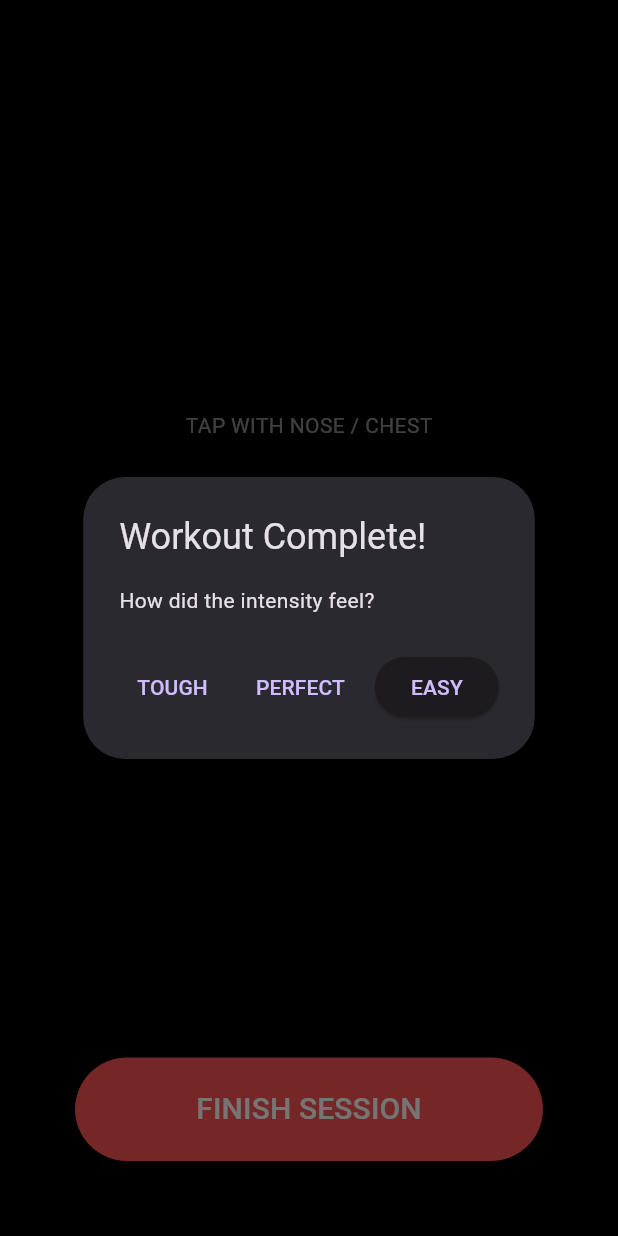
After one commit to simonro0/apex_push, a Flutter app: the WorkoutScreen screen opened directly, after a tap on "FINISH SESSION", on a phone screen of 412 x 824 dp. The commit adds this screen. Run offline on Flutter 3.47's test engine with Material 3 defaults, Android fonts, the phone set to English and light mode, and no system bars; our stand-ins replace csv, file_picker, sensors_plus, share_plus, shared_preferences, sqflite; missing offline and left inert: proximity_sensor; accounts and stored records are empty.

Commit message:
first state with logic and no more errors

```diff
--- /dev/null
+++ b/lib/data/database_helper.dart
@@ -0,0 +1,72 @@
+// data/database_helper.dart
+import 'package:path/path.dart';
+import 'package:sqflite/sqflite.dart';
+
+import '../models/workout.dart';
+
+class DatabaseHelper {
+  // Singleton pattern
+  static final DatabaseHelper instance = DatabaseHelper._init();
+  static Database? _database;
+
+  DatabaseHelper._init();
+
+  Future<Database> get database async {
+    if (_database != null) return _database!;
+    _database = await _initDB('workouts.db');
+    return _database!;
+  }
+
+  Future<Database> _initDB(String filePath) async {
+    final dbPath = await getDatabasesPath();
+    final path = join(dbPath, filePath);
+
+    return await openDatabase(path, version: 1, onCreate: _createDB);
+  }
+
+  Future _createDB(Database db, int version) async {
+    // We use INTEGER for booleans (0 = false, 1 = true)
+    await db.execute('''
+      CREATE TABLE workouts (
+        id INTEGER PRIMARY KEY AUTOINCREMENT,
+        date TEXT NOT NULL,
+        count INTEGER NOT NULL,
+        duration INTEGER NOT NULL,
+        rpm REAL NOT NULL,
+        isImported INTEGER NOT NULL,
+        isVerified INTEGER NOT NULL
+      )
+    ''');
+  }
+
+  // Insert a single workout
+  Future<int> createWorkout(Workout workout) async {
+    final db = await instance.database;
+    return await db.insert('workouts', workout.toMap());
+  }
+
+  // Fetch all workouts sorted by date descending
+  Future<List<Workout>> readAllWorkouts() async {
+    final db = await instance.database;
+    final result = await db.query('workouts', orderBy: 'date DESC');
+
+    return result
+        .map(
+          (json) => Workout(
+            id: json['id'] as int,
+            date: DateTime.parse(json['date'] as String),
+            count: json['count'] as int,
+            durationSeconds: json['duration'] as int,
+            avgRpm: json['rpm'] as double,
+            isImported: json['isImported'] == 1,
+            isVerified: json['isVerified'] == 1,
+          ),
+        )
+        .toList();
+  }
+
+  Future<void> close() async {
+    final db = await instance.database;
+    db.close();
+  }
+}
--- a/lib/logic/workout_provider.dart
+++ b/lib/logic/workout_provider.dart
@@ -8,7 +8,7 @@ import '../models/workout.dart';
 
 class WorkoutProvider with ChangeNotifier {
   final SensorService _sensors = SensorService();
-  final List<Workout> _history = [];
+  List<Workout> _history = [];
   final TrainingPlan _currentPlan = TrainingPlan(dailyTarget: 20);
 
   int _currentSessionCount = 0;
@@ -53,7 +53,6 @@ class WorkoutProvider with ChangeNotifier {
     if (_startTime == null) return;
 
     final duration = DateTime.now().difference(_startTime!).inSeconds;
-    // Prevent division by zero if session is 0 seconds
     double rpm = duration > 0 ? (_currentSessionCount / (duration / 60)) : 0;
 
     final newWorkout = Workout(
@@ -62,10 +61,14 @@ class WorkoutProvider with ChangeNotifier {
       durationSeconds: duration,
       avgRpm: rpm,
       isVerified: _lastRepVerified,
+      isImported: false,
     );
 
-    _history.insert(0, newWorkout);
-    notifyListeners();
+    // Persist to SQLite
+    await DatabaseHelper.instance.createWorkout(newWorkout);
+
+    // Refresh local list
+    await loadHistoryFromDb();
   }
 
   // Persists the new target to local storage so it survives app restarts
@@ -101,4 +104,10 @@ class WorkoutProvider with ChangeNotifier {
     _currentPlan.dailyTarget = prefs.getInt('daily_target') ?? 20;
     notifyListeners();
   }
+
+  // This is called when the app starts and after imports
+  Future<void> loadHistoryFromDb() async {
+    _history = await DatabaseHelper.instance.readAllWorkouts();
+    notifyListeners();
+  }
 }
--- /dev/null
+++ b/lib/models/workout.dart
@@ -0,0 +1,50 @@
+// models/workout.dart
+class Workout {
+  final int? id;
+  final DateTime date;
+  final int count;
+  final int durationSeconds;
+  final double avgRpm;
+  final bool isImported;
+  final bool isVerified; // Result of anti-cheat check
+
+  Workout({
+    this.id,
+    required this.date,
+    required this.count,
+    required this.durationSeconds,
+    required this.avgRpm,
+    this.isImported = false,
+    this.isVerified = true,
+  });
+
+  // Convert for Database
+  Map<String, dynamic> toMap() => {
+    'id': id,
+    'date': date.toIso8601String(),
+    'count': count,
+    'duration': durationSeconds,
+    'rpm': avgRpm,
+    'isImported': isImported ? 1 : 0,
+    'isVerified': isVerified ? 1 : 0,
+  };
+
+  // Create from CSV Row
+  factory Workout.fromCsv(List<dynamic> row) {
+    return Workout(
+      date: DateTime.parse(row[0]),
+      count: row[1],
+      durationSeconds: row[2],
+      avgRpm: row[3].toDouble(),
+      isImported: true, // If it's coming from CSV, we mark it
+    );
+  }
+}
+
+// models/training_plan.dart
+class TrainingPlan {
+  int dailyTarget;
+  double difficultyMultiplier; // e.g., 1.0, 1.1, 0.9
+
+  TrainingPlan({required this.dailyTarget, this.difficultyMultiplier = 1.0});
+}
--- a/lib/ui/dashboard_screen.dart
+++ b/lib/ui/dashboard_screen.dart
@@ -6,13 +6,33 @@ import '../../logic/workout_provider.dart';
 import 'widgets/workout_stat_card.dart';
 import 'workout/workout_screen.dart';
 
-class DashboardScreen extends StatelessWidget {
+class DashboardScreen extends StatefulWidget {
   const DashboardScreen({super.key});
 
   @override
+  State<DashboardScreen> createState() => _DashboardScreenState();
+}
+
+class _DashboardScreenState extends State<DashboardScreen> {
+  @override
+  void initState() {
+    super.initState();
+    // Use addPostFrameCallback to ensure the widget tree is built
+    // before we trigger provider updates.
+    WidgetsBinding.instance.addPostFrameCallback((_) {
+      final provider = context.read<WorkoutProvider>();
+      provider.loadHistoryFromDb();
+      provider.loadPlan();
+    });
+  }
+
+  @override
   Widget build(BuildContext context) {
+    // We use context.watch here so the UI rebuilds whenever
+    // the provider calls notifyListeners()
     final provider = context.watch<WorkoutProvider>();
     final plan = provider.plan;
+    final history = provider.history;
 
     return Scaffold(
       appBar: AppBar(
@@ -20,14 +40,21 @@ class DashboardScreen extends StatelessWidget {
         actions: [
           IconButton(
             icon: Icon(Icons.upload_file),
-            onPressed: () => CsvService.exportToCsv(provider.history),
+            onPressed: () => CsvService.exportToCsv(history),
             tooltip: "Export CSV",
           ),
           IconButton(
             icon: Icon(Icons.download),
             onPressed: () async {
               final imported = await CsvService.importFromCsv();
-              provider.saveMultipleWorkouts(imported);
+              if (imported.isNotEmpty) {
+                await provider.saveMultipleWorkouts(imported);
+                ScaffoldMessenger.of(context).showSnackBar(
+                  SnackBar(
+                    content: Text("Imported ${imported.length} workouts"),
+                  ),
+                );
+              }
             },
             tooltip: "Import CSV",
           ),
@@ -35,7 +62,7 @@ class DashboardScreen extends StatelessWidget {
       ),
       body: Column(
         children: [
-          // 1. STATS OVERVIEW CARD
+          // Goal Overview
           Container(
             padding: EdgeInsets.all(20),
             margin: EdgeInsets.all(16),
@@ -50,15 +77,11 @@ class DashboardScreen extends StatelessWidget {
                   "${plan.dailyTarget}",
                   style: TextStyle(fontSize: 48, fontWeight: FontWeight.bold),
                 ),
-                LinearProgressIndicator(
-                  value: 0.4, // Calculate: totalToday / dailyTarget
-                  backgroundColor: Colors.black26,
-                ),
+                // Optional: You could calculate progress for the current day here
               ],
             ),
           ),
 
-          // 2. RECENT ACTIVITY HEADER
           Padding(
             padding: const EdgeInsets.symmetric(horizontal: 16.0),
             child: Row(
@@ -68,19 +91,24 @@ class DashboardScreen extends StatelessWidget {
                   "History",
                   style: Theme.of(context).textTheme.headlineSmall,
                 ),
-                TextButton(onPressed: () {}, child: Text("See All")),
+                if (history.isNotEmpty)
+                  Text(
+                    "${history.length} sessions",
+                    style: TextStyle(color: Colors.grey),
+                  ),
               ],
             ),
           ),
 
-          // 3. HISTORY LIST (Marked Data)
           Expanded(
-            child: ListView.builder(
-              itemCount: provider.history.length,
-              itemBuilder: (context, index) {
-                return WorkoutStatCard(provider.history[index]);
-              },
-            ),
+            child: history.isEmpty
+                ? Center(child: Text("No workouts yet. Start training!"))
+                : ListView.builder(
+                    itemCount: history.length,
+                    itemBuilder: (context, index) {
+                      return WorkoutStatCard(history[index]);
+                    },
+                  ),
           ),
         ],
       ),
--- /dev/null
+++ b/lib/ui/widgets/workout_stat_card.dart
@@ -0,0 +1,27 @@
+// ui/widgets/workout_stat_card.dart
+import 'package:flutter/material.dart';
+
+import '../../models/workout.dart';
+
+class WorkoutStatCard extends StatelessWidget {
+  final Workout workout;
+
+  const WorkoutStatCard(this.workout, {super.key});
+
+  @override
+  Widget build(BuildContext context) {
+    return ListTile(
+      leading: Icon(
+        workout.isImported ? Icons.cloud_download : Icons.fitness_center,
+        color: workout.isImported ? Colors.blue : Colors.green,
+      ),
+      title: Text("${workout.count} PushUps"),
+      subtitle: Text(
+        "${workout.date.day}/${workout.date.month} - ${workout.avgRpm.toStringAsFixed(1)} RPM",
+      ),
+      trailing: workout.isVerified
+          ? Icon(Icons.check_circle, color: Colors.green)
+          : Icon(Icons.warning, color: Colors.amber), // Fact-check visual
+    );
+  }
+}
--- /dev/null
+++ b/lib/ui/workout/workout_screen.dart
@@ -0,0 +1,176 @@
+import 'package:flutter/material.dart';
+import 'package:provider/provider.dart';
+
+import '../../logic/workout_provider.dart';
+
+class WorkoutScreen extends StatefulWidget {
+  @override
+  _WorkoutScreenState createState() => _WorkoutScreenState();
+}
+
+class _WorkoutScreenState extends State<WorkoutScreen> {
+  @override
+  void initState() {
+    super.initState();
+    // Start sensors and reset counter when screen opens
+    WidgetsBinding.instance.addPostFrameCallback((_) {
+      context.read<WorkoutProvider>().startWorkout();
+    });
+  }
+
+  // Helper to show the feedback dialog after finishing
+  void _finishWorkout(WorkoutProvider provider) async {
+    // 1. Save the workout data
+    await provider.saveWorkout();
+
+    // 2. Ask for feedback to trigger adaptive logic
+    String? feedback = await showDialog<String>(
+      context: context,
+      barrierDismissible: false,
+      builder: (context) => AlertDialog(
+        title: Text("Workout Complete!"),
+        content: Text("How did the intensity feel?"),
+        actions: [
+          TextButton(
+            onPressed: () => Navigator.pop(context, "Too Hard"),
+            child: Text("TOUGH"),
+          ),
+          TextButton(
+            onPressed: () => Navigator.pop(context, "Just Right"),
+            child: Text("PERFECT"),
+          ),
+          ElevatedButton(
+            onPressed: () => Navigator.pop(context, "Too Easy"),
+            child: Text("EASY"),
+          ),
+        ],
+      ),
+    );
+
+    if (feedback != null) {
+      // 3. Calculate new target
+      int oldTarget = provider.plan.dailyTarget;
+      provider.adjustDifficulty(feedback);
+      int newTarget = provider.plan.dailyTarget;
+
+      // 4. If target changed, show the "Accept/Decline" Preview
+      if (oldTarget != newTarget) {
+        _showAdjustmentPreview(context, oldTarget, newTarget);
+      } else {
+        Navigator.pop(context); // Go back to Dashboard
+      }
+    }
+  }
+
+  void _showAdjustmentPreview(
+    BuildContext context,
+    int oldTarget,
+    int newTarget,
+  ) {
+    showDialog(
+      context: context,
+      builder: (ctx) => AlertDialog(
+        title: Text("Plan Evolution"),
+        content: Column(
+          mainAxisSize: MainAxisSize.min,
+          children: [
+            Text("Based on your feedback, we suggest adjusting your goal:"),
+            SizedBox(height: 20),
+            Row(
+              mainAxisAlignment: MainAxisAlignment.center,
+              children: [
+                Text(
+                  "$oldTarget",
+                  style: TextStyle(fontSize: 20, color: Colors.grey),
+                ),
+                Icon(Icons.arrow_right_alt, size: 40),
+                Text(
+                  "$newTarget",
+                  style: TextStyle(
+                    fontSize: 32,
+                    fontWeight: FontWeight.bold,
+                    color: Colors.green,
+                  ),
+                ),
+              ],
+            ),
+          ],
+        ),
+        actions: [
+          TextButton(
+            onPressed: () {
+              // Decline: Revert the plan in provider
+              context.read<WorkoutProvider>().updatePlanManual(oldTarget);
+              Navigator.pop(ctx);
+              Navigator.pop(context);
+            },
+            child: Text("KEEP OLD"),
+          ),
+          ElevatedButton(
+            onPressed: () async {
+              // Call the missing function to persist the plan
+              await context.read<WorkoutProvider>().saveNewPlan(newTarget);
+              Navigator.pop(ctx);
+              Navigator.pop(context);
+            },
+            child: Text("ACCEPT NEW"),
+          ),
+        ],
+      ),
+    );
+  }
+
+  @override
+  Widget build(BuildContext context) {
+    final provider = context.watch<WorkoutProvider>();
+
+    return Scaffold(
+      backgroundColor: Colors.black, // High contrast for workout
+      body: GestureDetector(
+        onTap: () => provider.incrementCount(),
+        behavior: HitTestBehavior.opaque,
+        child: Stack(
+          children: [
+            // The "Pad" feedback
+            Center(
+              child: Column(
+                mainAxisAlignment: MainAxisAlignment.center,
+                children: [
+                  Text(
+                    "TAP WITH NOSE / CHEST",
+                    style: TextStyle(color: Colors.white54),
+                  ),
+                  Text(
+                    "${provider.currentCount}",
+                    style: TextStyle(
+                      fontSize: 180,
+                      color: Colors.white,
+                      fontWeight: FontWeight.bold,
+                    ),
+                  ),
+                ],
+              ),
+            ),
+            // Finish Button
+            Positioned(
+              bottom: 50,
+              left: 50,
+              right: 50,
+              child: ElevatedButton(
+                style: ElevatedButton.styleFrom(
+                  backgroundColor: Colors.redAccent,
+                  padding: EdgeInsets.all(20),
+                ),
+                onPressed: () => _finishWorkout(provider),
+                child: Text(
+                  "FINISH SESSION",
+                  style: TextStyle(fontSize: 20, color: Colors.white),
+                ),
+              ),
+            ),
+          ],
+        ),
+      ),
+    );
+  }
+}
```
Also changed, not shown: lib/data/csv_service.dart (+48 -15 lines), lib/data/sensor_service.dart (+31 -3 lines), lib/logic/progression_engine.dart (added, +14 -0 lines), lib/main.dart (+25 -78 lines), lib/ui/plan_configurator/adjust_dialog.dart (added, +41 -0 lines), pubspec.yaml (+10 -0 lines), pubspec.lock, 6 other files.
